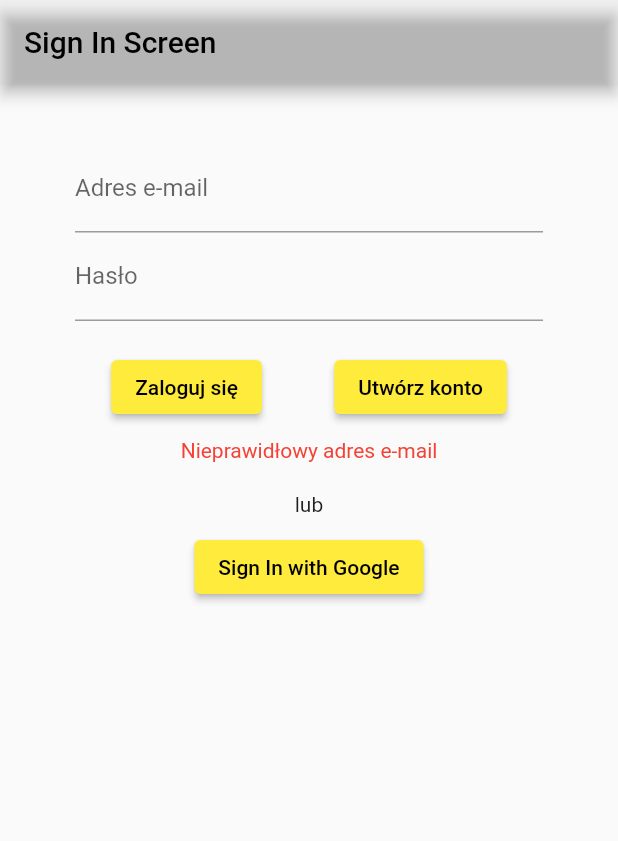
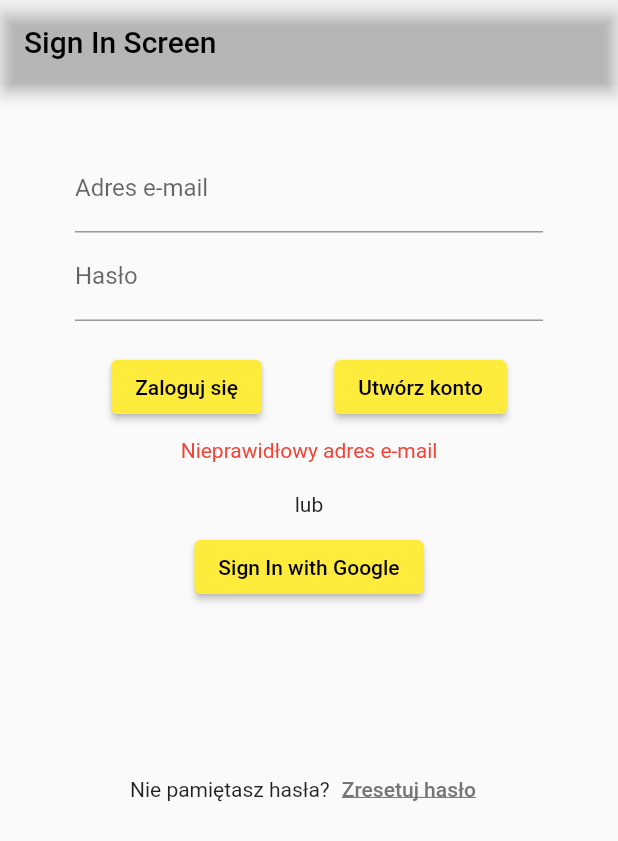
Before and after one commit to arturoszulc/sepapka, a Flutter app: the screen it shows after launch, after a tap on "Zaloguj się", after a tap on "Utwórz konto", on a phone screen of 412 x 824 dp. Shown: the top 841 px of the screen. Run offline on Flutter 3.47's test engine with Material 2 defaults, Android fonts, the phone set to English and light mode, and no system bars; our stand-ins replace cloud_firestore, firebase_auth, firebase_core, flutter_spinkit, get_it, percent_indicator; accounts and stored records are empty; network calls fail.

Commit message:
Created resetPassword method in AuthService

```diff
--- a/lib/main.dart
+++ b/lib/main.dart
@@ -3,6 +3,7 @@ import 'package:flutter/material.dart';
 import 'package:provider/provider.dart';
 import 'package:sepapka/locator.dart';
 import 'package:sepapka/utils/theme_data.dart';
+import 'package:sepapka/view_layer/authenticate/reset_password_screen.dart';
 import 'package:sepapka/view_layer/menu/menu_choose_level.dart';
 import 'package:sepapka/view_layer/menu/menu_main_screen.dart';
 import 'package:sepapka/view_layer/menu/settings_screen.dart';
@@ -36,6 +37,7 @@ class MyApp extends StatelessWidget {
         home: const Wrapper(),
         routes: {
           '/wrapper': (context) => const Wrapper(),
+          '/reset-password': (context) => ResetPasswordScreen(),
           '/menu-main-screen': (context) => Menu(),
           '/menu-choose-level': (context) => MenuChooseLevel(),
           '/settings-screen': (context) => Settings(),
--- a/lib/model_layer/services/auth_service.dart
+++ b/lib/model_layer/services/auth_service.dart
@@ -16,7 +16,7 @@ class AuthService {
   // register with e-mail and password
 
   Future<Object> registerWithEmailAndPassword(String email, String password) async {
-    Object validateResult = validateEmailAndPassword(email, password);
+    Object validateResult = validateEmailAndPassword(email: email, password: password);
     if (validateResult is Failure) return validateResult;
     try {
       await _auth.createUserWithEmailAndPassword(email: email, password: password);
@@ -50,14 +50,52 @@ class AuthService {
     }
   }
 
-  Object validateEmailAndPassword(String email, String password) {
+  Future<Object> resetPassword(String email) async {
+    Object validateResult = validateEmailAndPassword(email: email);
+    if (validateResult is Failure) {
+      debugPrint(validateResult.errorString);
+      return validateResult;
+    }
+      try {
+        await _auth.sendPasswordResetEmail(email: email);
+        return Success();
+
+      } on FirebaseAuthException catch (e) {
+        debugPrint('CODE');
+        debugPrint(e.code);
+        return Failure(getMessageFromErrorCode(e.code));
+      }
+    }
+
+
+  // void _changePassword(String currentPassword, String newPassword) async {
+  //   final user = await FirebaseAuth.instance.currentUser;
+  //   final cred = EmailAuthProvider.credential(
+  //       email: user.email, password: currentPassword);
+  //
+  //   user.reauthenticateWithCredential(cred).then((value) {
+  //     user.updatePassword(newPassword).then((_) {
+  //       //Success, do something
+  //     }).catchError((error) {
+  //       //Error, show something
+  //     });
+  //   }).catchError((err) {
+  //
+  //   });}
+
+  Object validateEmailAndPassword({String? email, String? password}) {
     //validate e-mail
-    if (email.isEmpty || !email.contains('@')) return Failure('Nieprawidłowy adres e-mail');
-
+    if (email != null) {
+      if (email.isEmpty || !email.contains('@')) return Failure('Nieprawidłowy adres e-mail');
+    }
     //validate password
-    bool validated = validatePassword(password);
-    if (!validated) return Failure('Hasło musi zawierać: \n - co najmniej 8 znaków \n - co najmniej 1 cyfrę \n - co najmniej 1 znak specjalny');
-
+    if (password != null) {
+      bool validated = validatePassword(password);
+      if (!validated) {
+        return Failure(
+            'Hasło musi zawierać: \n - co najmniej 8 znaków \n - co najmniej 1 cyfrę \n - co najmniej 1 znak specjalny');
+      }
+    }
     return Success();
   }
 
--- a/lib/view_layer/authenticate/sing_in_screen.dart
+++ b/lib/view_layer/authenticate/sing_in_screen.dart
@@ -4,7 +4,6 @@ import 'package:sepapka/viewmodel_layer/manager.dart';
 
 class SignInScreen extends StatelessWidget {
   SignInScreen({Key? key}) : super(key: key);
-
   final _authFormKey = GlobalKey<FormState>();
   String email = '';
   String password = '';
@@ -13,8 +12,12 @@ class SignInScreen extends StatelessWidget {
   @override
   Widget build(BuildContext context) {
     debugPrint('*** SignInScreen built ***');
+
+
+
     final manager = Provider.of<Manager>(context);
     return Scaffold(
+      resizeToAvoidBottomInset: false,
       appBar: AppBar(
         title: const Text('Sign In Screen'),
       ),
@@ -84,9 +87,23 @@ class SignInScreen extends StatelessWidget {
             const Text('lub'),
             const SizedBox(height: 10.0),
             ElevatedButton(
-              onPressed: () {
-              },
+              onPressed: () {},
               child: const Text('Sign In with Google'),
+            ),
+            const SizedBox(height: 100),
+            Row(
+              mainAxisSize: MainAxisSize.min,
+              children: [
+                const Text('Nie pamiętasz hasła?'),
+                TextButton(
+                    onPressed: () {
+                      Navigator.pushNamed(context, '/reset-password');
+                    },
+                    child: const Text(
+                      'Zresetuj hasło',
+                      style: TextStyle(decoration: TextDecoration.underline),
+                    ))
+              ],
             ),
           ],
         ),
```
Also changed, not shown: lib/view_layer/authenticate/reset_password_screen.dart (added, +74 -0 lines), lib/viewmodel_layer/manager.dart (+8 -2 lines).
